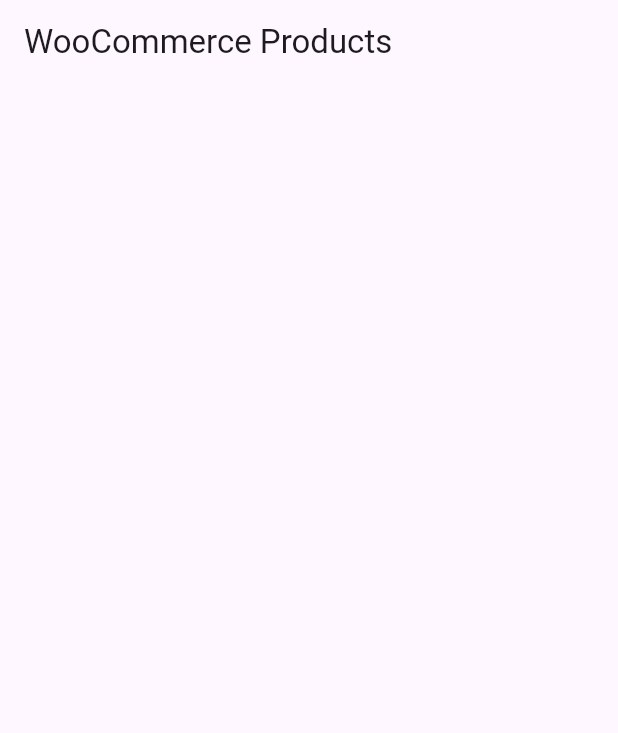
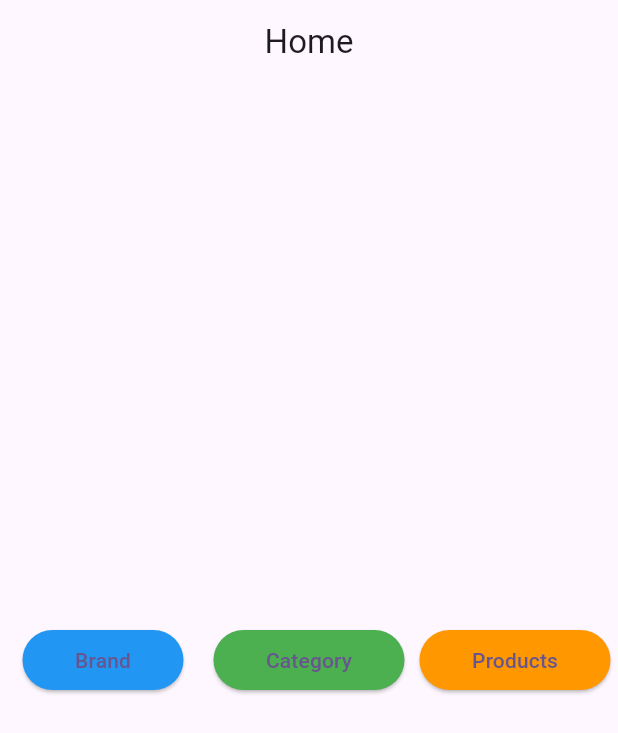
Before and after one commit to mranandrm/woocommerce, a Flutter app: the screen it shows after launch, on a phone screen of 412 x 824 dp. Shown: the top 733 px of the screen. Run offline on Flutter 3.47's test engine with Material 3 defaults, Android fonts, the phone set to English and light mode, and no system bars; our stand-ins replace dio.

Commit message:
Brand ,Category,Products

```diff
--- a/lib/main.dart
+++ b/lib/main.dart
@@ -1,4 +1,5 @@
 import 'package:flutter/material.dart';
+import 'package:woocommerce/screens/HomeScreen.dart';
 import 'package:woocommerce/screens/ProductScreen.dart';
 
 void main() {
@@ -19,7 +20,8 @@ class MyApp extends StatelessWidget {
 
         colorScheme: ColorScheme.fromSeed(seedColor: Colors.deepPurple),
       ),
-      home: const ProductScreen(),
+      home: const HomeScreen(),
+
     );
   }
 }
--- /dev/null
+++ b/lib/screens/HomeScreen.dart
@@ -0,0 +1,87 @@
+import 'package:flutter/material.dart';
+import 'package:woocommerce/screens/BrandScreen.dart';
+import 'package:woocommerce/screens/CategoryScreen.dart';
+import 'package:woocommerce/screens/ProductScreen.dart';
+
+class HomeScreen extends StatefulWidget {
+  const HomeScreen({super.key});
+
+  @override
+  State<HomeScreen> createState() => _HomeScreenState();
+}
+
+class _HomeScreenState extends State<HomeScreen> {
+  @override
+  Widget build(BuildContext context) {
+    return Scaffold(
+      appBar: AppBar(
+        title: const Text("Home"),
+        centerTitle: true,
+      ),
+      body: Center(
+        child: Row(
+          mainAxisAlignment: MainAxisAlignment.spaceEvenly,
+          children: [
+            Expanded(
+              child: Padding(
+                padding: const EdgeInsets.all(15.0),
+                child: ElevatedButton(
+                  onPressed: () {
+                    Navigator.push(
+                      context,
+                      MaterialPageRoute(
+                        builder: (context) => BrandScreen(title: 'Brands'),
+                      ),
+                    );
+                  },
+                  style: ElevatedButton.styleFrom(
+                    backgroundColor: Colors.blue,
+                  ),
+                  child: const Text("Brand"),
+                ),
+              ),
+            ),
+            Expanded(
+              child: Padding(
+                padding: const EdgeInsets.all(5.0),
+                child: ElevatedButton(
+                  onPressed: () {
+                    Navigator.push(
+                      context,
+                      MaterialPageRoute(
+                        builder: (context) => CategoryScreen(title: 'Category'),
+                      ),
+                    );
+                  },
+                  style: ElevatedButton.styleFrom(
+                    backgroundColor: Colors.green,
+                  ),
+                  child: const Text("Category"),
+                ),
+              ),
+            ),
+            Expanded(
+              child: Padding(
+                padding: const EdgeInsets.all(5.0),
+                child: ElevatedButton(
+                  onPressed: () {
+                    Navigator.push(
+                      context,
+                      MaterialPageRoute(
+                        builder: (context) => ProductScreen(),
+                      ),
+                    );
+                  },
+                  style: ElevatedButton.styleFrom(
+                    backgroundColor: Colors.orange,
+                  ),
+                  child: const Text("Products"),
+                ),
+              ),
+            ),
+          ],
+        ),
+      ),
+    );
+  }
+}
```
Also changed, not shown: lib/screens/BrandScreen.dart (added, +93 -0 lines), lib/screens/CategoryScreen.dart (added, +93 -0 lines), lib/screens/ProductScreen.dart (+8 -0 lines), lib/services/woocommerce_service.dart (+30 -0 lines).
